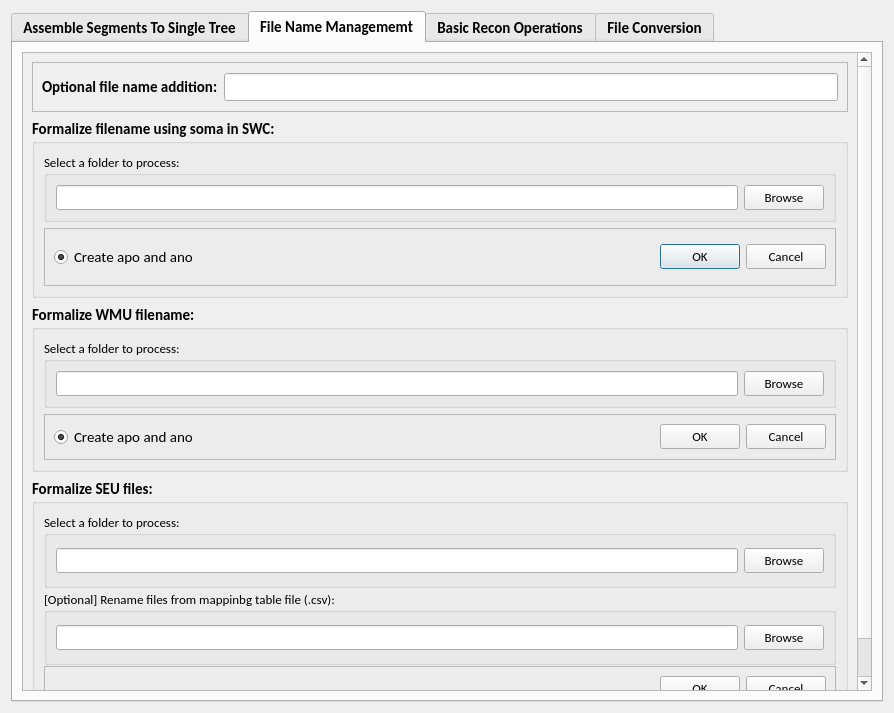
Above: hackathon/MK/swcRename/renameSWC.ui from Vaa3D/vaa3d_tools before the change. Below: the same form after it.
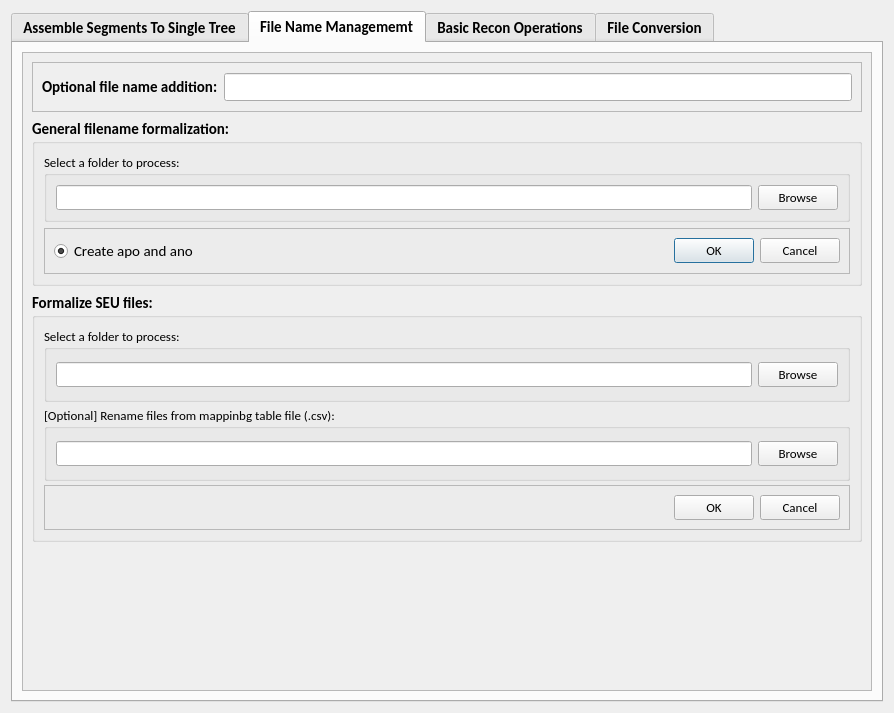
That is the form after the change. The open tabs and pages were chosen to show the change.

What changed in the file:
```diff
--- a/hackathon/MK/swcRename/renameSWC.ui
+++ b/hackathon/MK/swcRename/renameSWC.ui
@@ -412,8 +412,8 @@
            <rect>
             <x>0</x>
             <y>0</y>
-            <width>821</width>
-            <height>705</height>
+            <width>842</width>
+            <height>632</height>
            </rect>
           </property>
           <layout class="QVBoxLayout" name="verticalLayout_6">
@@ -470,162 +470,6 @@
              </layout>
             </widget>
            </item>
-           <item>
-            <widget class="QGroupBox" name="groupBox_18">
-             <property name="minimumSize">
-              <size>
-               <width>0</width>
-               <height>180</height>
-              </size>
-             </property>
-             <property name="title">
-              <string>Formalize filename using soma in SWC:</string>
-             </property>
-             <layout class="QVBoxLayout" name="verticalLayout_17">
-              <item>
-               <widget class="QGroupBox" name="groupBox_19">
-                <property name="minimumSize">
-                 <size>
-                  <width>0</width>
-                  <height>0</height>
-                 </size>
-                </property>
-                <property name="maximumSize">
-                 <size>
-                  <width>200000</width>
-                  <height>16777215</height>
-                 </size>
-                </property>
-                <property name="font">
-                 <font>
-                  <family>Calibri</family>
-                  <pointsize>10</pointsize>
-                  <weight>50</weight>
-                  <bold>false</bold>
-                 </font>
-                </property>
-                <property name="title">
-                 <string>Select a folder to process:</string>
-                </property>
-                <layout class="QHBoxLayout" name="horizontalLayout_23">
-                 <item>
-                  <widget class="QLineEdit" name="lineEdit_3">
-                   <property name="minimumSize">
-                    <size>
-                     <width>350</width>
-                     <height>0</height>
-                    </size>
-                   </property>
-                   <property name="maximumSize">
-                    <size>
-                     <width>1000</width>
-                     <height>16777215</height>
-                    </size>
-                   </property>
-                   <property name="font">
-                    <font>
-                     <weight>50</weight>
-                     <bold>false</bold>
-                    </font>
-                   </property>
-                  </widget>
-                 </item>
-                 <item>
-                  <widget class="QPushButton" name="pushButton_2">
-                   <property name="maximumSize">
-                    <size>
-                     <width>80</width>
-                     <height>16777215</height>
-                    </size>
-                   </property>
-                   <property name="font">
-                    <font>
-                     <pointsize>10</pointsize>
-                     <weight>50</weight>
-                     <bold>false</bold>
-                    </font>
-                   </property>
-                   <property name="text">
-                    <string>Browse</string>
-                   </property>
-                  </widget>
-                 </item>
-                </layout>
-               </widget>
-              </item>
-              <item>
-               <widget class="QFrame" name="frame_13">
-                <property name="maximumSize">
-                 <size>
-                  <width>2000</width>
-                  <height>16777215</height>
-                 </size>
-                </property>
-                <property name="frameShape">
-                 <enum>QFrame::StyledPanel</enum>
-                </property>
-                <property name="frameShadow">
-                 <enum>QFrame::Raised</enum>
-                </property>
-                <layout class="QHBoxLayout" name="horizontalLayout_24">
-                 <item>
-                  <widget class="QRadioButton" name="radioButton_5">
-                   <property name="font">
-                    <font>
-                     <weight>50</weight>
-                     <bold>false</bold>
-                    </font>
-                   </property>
-                   <property name="text">
-                    <string>Create apo and ano</string>
-                   </property>
-                   <property name="checked">
-                    <bool>true</bool>
-                   </property>
-                  </widget>
-                 </item>
-                 <item>
-                  <spacer name="horizontalSpacer_14">
-                   <property name="orientation">
-                    <enum>Qt::Horizontal</enum>
-                   </property>
-                   <property name="sizeHint" stdset="0">
-                    <size>
-                     <width>500</width>
-                     <height>20</height>
-                    </size>
-                   </property>
-                  </spacer>
-                 </item>
-                 <item>
-                  <widget class="QDialogButtonBox" name="buttonBox_3">
-                   <property name="maximumSize">
-                    <size>
-                     <width>180</width>
-                     <height>16777215</height>
-                    </size>
-                   </property>
-                   <property name="font">
-                    <font>
-                     <pointsize>10</pointsize>
-                     <weight>50</weight>
-                     <bold>false</bold>
-                    </font>
-                   </property>
-                   <property name="orientation">
-                    <enum>Qt::Horizontal</enum>
-                   </property>
-                   <property name="standardButtons">
-                    <set>QDialogButtonBox::Cancel|QDialogButtonBox::Ok</set>
-                   </property>
-                  </widget>
-                 </item>
-                </layout>
-               </widget>
-              </item>
-             </layout>
-            </widget>
-           </item>
            <item>
             <widget class="QGroupBox" name="groupBox_2">
              <property name="maximumSize">
@@ -645,7 +489,7 @@
               <string/>
              </property>
              <property name="title">
-              <string>Formalize WMU filename:</string>
+              <string>General filename formalization:</string>
              </property>
              <property name="flat">
               <bool>false</bool>
```
Left out of the diff: 50 changed lines with no effect on the pictures.
